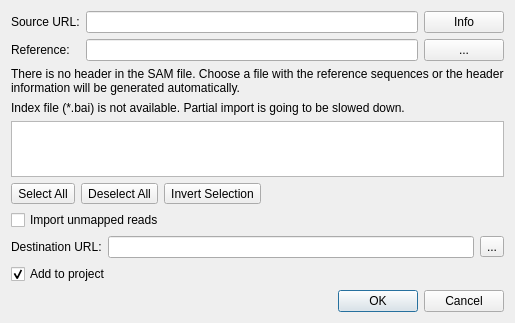
This is src/plugins/dbi_bam/src/ConvertToSQLiteDialog.ui in violethaze74/ugene as Qt 5 draws it before an edit. The edited form follows.
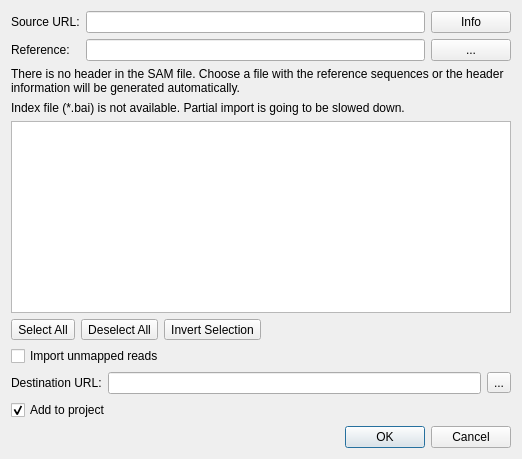
This is the edited form.

Commit message: UGENE-4772. New layout

Patch:
```diff
--- a/src/plugins/dbi_bam/src/ConvertToSQLiteDialog.ui
+++ b/src/plugins/dbi_bam/src/ConvertToSQLiteDialog.ui
@@ -2,32 +2,39 @@
 <ui version="4.0">
  <class>ConvertToSQLiteDialog</class>
  <widget class="QDialog" name="ConvertToSQLiteDialog">
-  <property name="geometry">
-   <rect>
-    <x>0</x>
-    <y>0</y>
-    <width>515</width>
-    <height>318</height>
-   </rect>
-  </property>
-  <property name="sizePolicy">
-   <sizepolicy hsizetype="Preferred" vsizetype="Maximum">
-    <horstretch>0</horstretch>
-    <verstretch>0</verstretch>
-   </sizepolicy>
-  </property>
-  <property name="minimumSize">
-   <size>
-    <width>0</width>
-    <height>0</height>
-   </size>
-  </property>
   <property name="windowTitle">
    <string>Import BAM File</string>
   </property>
   <layout class="QVBoxLayout" name="verticalLayout">
+   <property name="sizeConstraint">
+    <enum>QLayout::SetFixedSize</enum>
+   </property>
    <item>
-    <layout class="QGridLayout" name="gridLayout_2">
+    <layout class="QGridLayout" name="gridLayout_3">
+     <property name="sizeConstraint">
+      <enum>QLayout::SetFixedSize</enum>
+     </property>
+     <item row="1" column="0">
+      <widget class="QLabel" name="refUrlLabel">
+       <property name="text">
+        <string>Reference:</string>
+       </property>
+      </widget>
+     </item>
+     <item row="0" column="1">
+      <widget class="QLineEdit" name="sourceUrlView">
+       <property name="readOnly">
+        <bool>true</bool>
+       </property>
+      </widget>
+     </item>
+     <item row="1" column="1">
+      <widget class="QLineEdit" name="refUrlEdit">
+       <property name="readOnly">
+        <bool>true</bool>
+       </property>
+      </widget>
+     </item>
      <item row="0" column="0">
       <widget class="QLabel" name="sourceUrlLabel">
        <property name="text">
@@ -35,13 +42,6 @@
        </property>
       </widget>
      </item>
-     <item row="0" column="1">
-      <widget class="QLineEdit" name="sourceUrlView">
-       <property name="readOnly">
-        <bool>true</bool>
-       </property>
-      </widget>
-     </item>
      <item row="0" column="2">
       <widget class="QPushButton" name="bamInfoButton">
        <property name="text">
@@ -49,20 +49,6 @@
        </property>
       </widget>
      </item>
-     <item row="1" column="0">
-      <widget class="QLabel" name="refUrlLabel">
-       <property name="text">
-        <string>Reference:</string>
-       </property>
-      </widget>
-     </item>
-     <item row="1" column="1">
-      <widget class="QLineEdit" name="refUrlEdit">
-       <property name="readOnly">
-        <bool>true</bool>
-       </property>
-      </widget>
-     </item>
      <item row="1" column="2">
       <widget class="QPushButton" name="refUrlButton">
        <property name="text">
@@ -111,6 +97,9 @@
    <item>
     <widget class="QWidget" name="selectionButtons" native="true">
      <layout class="QHBoxLayout" name="horizontalLayout_3">
+      <property name="sizeConstraint">
+       <enum>QLayout::SetFixedSize</enum>
+      </property>
       <property name="leftMargin">
        <number>0</number>
       </property>
@@ -169,6 +158,9 @@
    </item>
    <item>
     <layout class="QGridLayout" name="gridLayout">
+     <property name="sizeConstraint">
+      <enum>QLayout::SetFixedSize</enum>
+     </property>
      <item row="1" column="0">
       <widget class="QLabel" name="label_2">
        <property name="text">
@@ -190,6 +182,9 @@
    </item>
    <item>
     <layout class="QHBoxLayout" name="horizontalLayout">
+     <property name="sizeConstraint">
+      <enum>QLayout::SetFixedSize</enum>
+     </property>
      <item>
       <widget class="QCheckBox" name="addToProjectBox">
        <property name="text">
```
